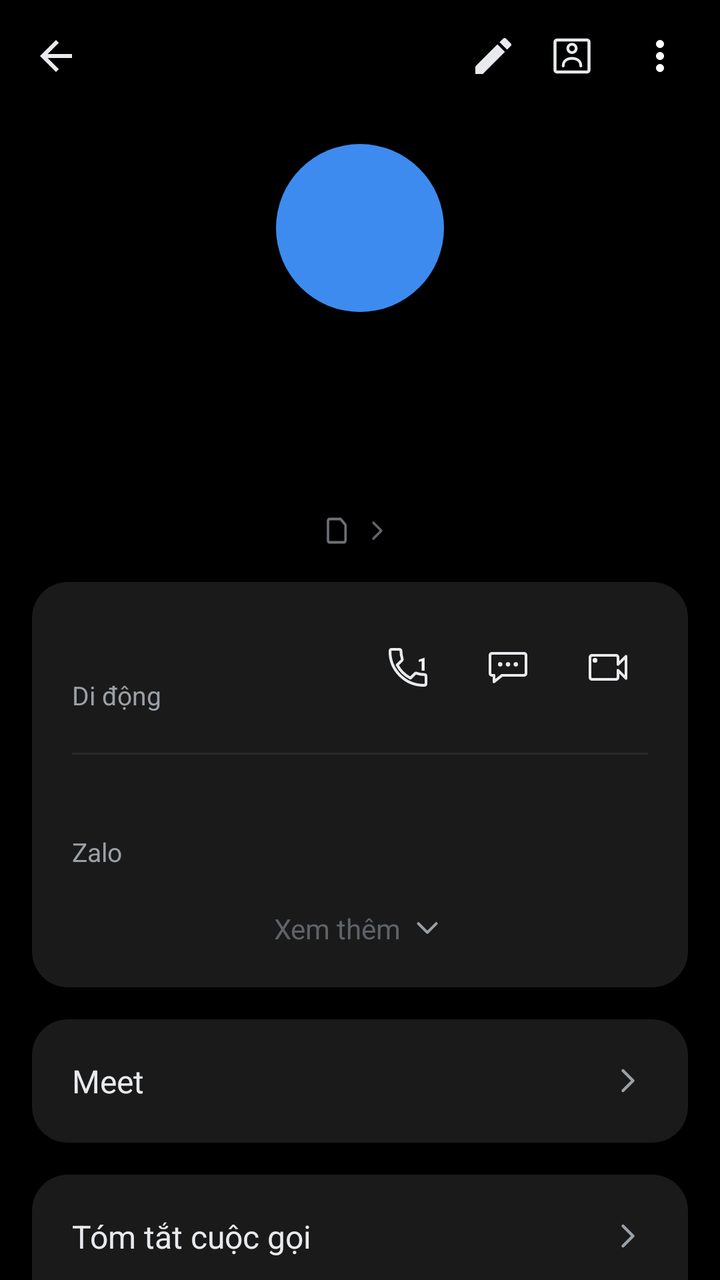
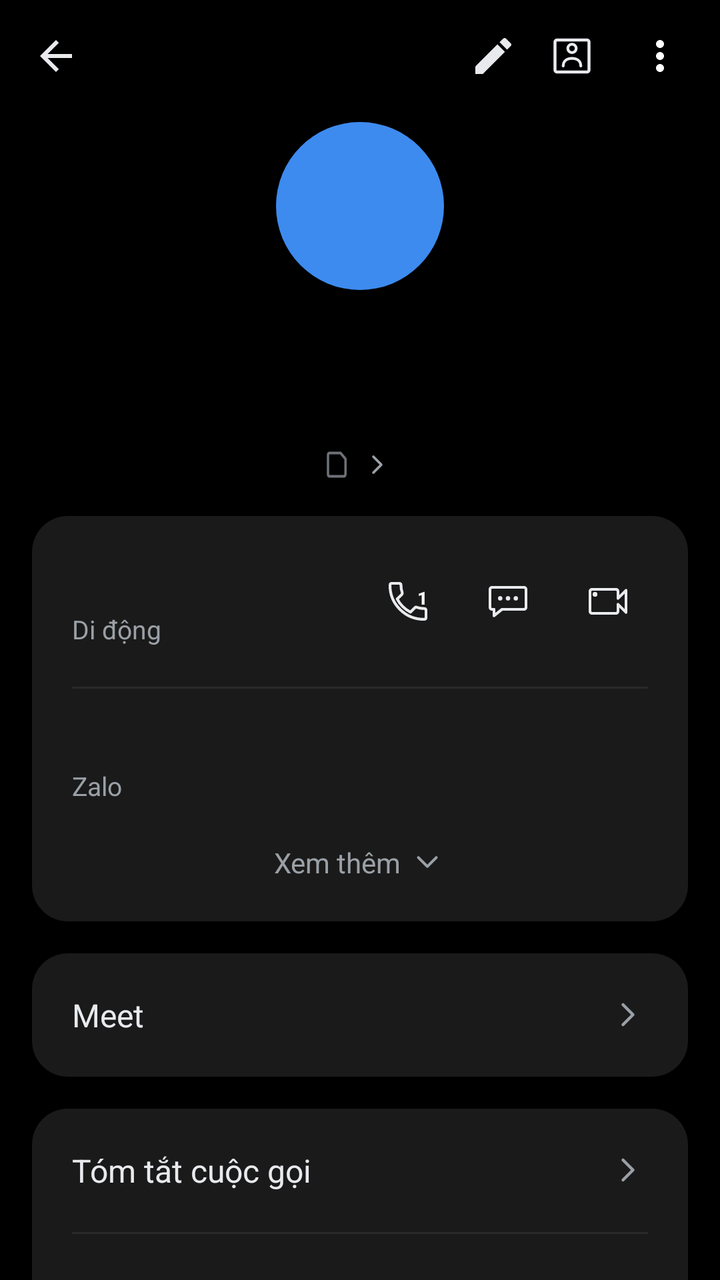

Before-and-after screenshots of an Android layout around one commit, followed by the original layout XML and the change that was made.
<!-- AndroidManifest.xml: application theme Theme.SimpleCall -->
<!-- res/layout/fragment_call_history.xml -->
<?xml version="1.0" encoding="utf-8"?>
<LinearLayout xmlns:android="http://schemas.android.com/apk/res/android"
    xmlns:app="http://schemas.android.com/apk/res-auto"
    android:layout_width="match_parent"
    android:layout_height="match_parent"
    android:orientation="vertical"
    android:background="@color/bg">

    
    <LinearLayout
        android:layout_width="match_parent" android:layout_height="56dp"
        android:orientation="horizontal" android:gravity="center_vertical"
        android:paddingStart="4dp" android:paddingEnd="8dp">

        <ImageButton android:id="@+id/btnBack"
            android:layout_width="48dp" android:layout_height="48dp"
            android:background="@android:color/transparent"
            android:src="@drawable/ic_arrow_back"
            android:contentDescription="Quay lại" />

        <Space android:layout_width="0dp" android:layout_height="1dp" android:layout_weight="1" />

        <ImageButton android:id="@+id/btnEdit"
            android:layout_width="35dp" android:layout_height="35dp"
            android:background="@android:color/transparent"
            android:src="@drawable/ic_edit"
            android:contentDescription="Sửa" />

        <ImageButton android:id="@+id/btnContactCard"
            android:layout_width="44dp" android:layout_height="44dp"
            android:background="@android:color/transparent"
            android:src="@drawable/ic_contact_card"
            android:contentDescription="Thẻ liên hệ" />

        <ImageButton android:id="@+id/btnMore"
            android:layout_width="44dp" android:layout_height="44dp"
            android:background="@android:color/transparent"
            android:src="@drawable/ic_more_vert"
            android:contentDescription="Thêm" />
    </LinearLayout>

    <ScrollView
        android:layout_width="match_parent" android:layout_height="0dp"
        android:layout_weight="1"
        android:clipToPadding="false"
        android:paddingBottom="24dp">

        <LinearLayout
            android:layout_width="match_parent" android:layout_height="wrap_content"
            android:orientation="vertical">

            
            <FrameLayout
                android:layout_width="84dp" android:layout_height="84dp"
                android:layout_gravity="center_horizontal"
                android:layout_marginTop="16dp">

                <TextView android:id="@+id/tvAvatar"
                    android:layout_width="84dp" android:layout_height="84dp"
                    android:layout_gravity="center"
                    android:background="@drawable/bg_avatar_circle"
                    android:gravity="center"
                    android:textSize="58sp" android:textColor="@color/white"
                    android:fontFamily="sans-serif-medium" />

                <ImageView android:id="@+id/ivDefaultAvatar"
                    android:layout_width="84dp" android:layout_height="84dp"
                    android:layout_gravity="center"
                    android:background="@drawable/bg_avatar_default"
                    android:src="@drawable/ic_person"
                    android:scaleType="fitCenter"
                    android:padding="4dp"
                    app:tint="@color/white"
                    android:visibility="gone"
                    android:contentDescription="@string/contact_photo" />
            </FrameLayout>

            
            <TextView android:id="@+id/tvTitle"
                android:layout_width="wrap_content" android:layout_height="wrap_content"
                android:layout_gravity="center_horizontal"
                android:layout_marginTop="32dp"
                android:layout_marginStart="32dp" android:layout_marginEnd="32dp"
                android:gravity="center"
                android:textSize="39sp"
                android:textColor="@color/text_primary"
                android:fontFamily="sans-serif" />

            
            <LinearLayout android:id="@+id/rowSimDefault"
                android:layout_width="wrap_content" android:layout_height="wrap_content"
                android:layout_gravity="center_horizontal"
                android:layout_marginTop="16dp"
                android:orientation="horizontal" android:gravity="center_vertical"
                android:clickable="true" android:focusable="true">

                <FrameLayout
                    android:layout_width="14dp" android:layout_height="14dp">

                    <TextView android:id="@+id/tvSimBadge"
                        android:layout_width="11.76dp" android:layout_height="14dp"
                        android:gravity="center"
                        android:background="@drawable/bg_sim_badge"
                        android:textSize="7sp" android:textColor="@color/text_secondary" />
                </FrameLayout>

                <TextView android:id="@+id/tvSubtitle"
                    android:layout_width="wrap_content" android:layout_height="wrap_content"
                    android:layout_marginStart="1.5dp"
                    android:textSize="14sp" android:textColor="@color/text_hint" />

                <ImageView
                    android:layout_width="16dp" android:layout_height="16dp"
                    android:layout_marginStart="2dp"
                    android:src="@drawable/ic_chevron_right"
                    android:tint="@color/text_hint" />
            </LinearLayout>

            
            <LinearLayout
                android:layout_width="match_parent" android:layout_height="wrap_content"
                android:layout_margin="16dp"
                android:orientation="vertical"
                android:background="@drawable/bg_card_rounded"
                android:padding="20dp">

                <LinearLayout
                    android:layout_width="match_parent" android:layout_height="wrap_content"
                    android:orientation="horizontal" android:gravity="center_vertical">

                    <LinearLayout
                        android:layout_width="0dp" android:layout_height="wrap_content"
                        android:layout_weight="1" android:orientation="vertical">

                        <TextView android:id="@+id/tvNumber"
                            android:layout_width="wrap_content" android:layout_height="wrap_content"
                            android:textSize="19sp" android:textColor="@color/text_primary" />

                        <TextView android:id="@+id/tvNumberType"
                            android:layout_width="wrap_content" android:layout_height="wrap_content"
                            android:layout_marginTop="2dp"
                            android:text="@string/number_type_mobile"
                            android:textSize="13sp" android:textColor="@color/text_secondary" />
                    </LinearLayout>

                    
                    <FrameLayout
                        android:layout_width="40dp"
                        android:layout_height="40dp">
                        <ImageButton android:id="@+id/btnCallRow"
                            android:layout_width="match_parent"
                            android:layout_height="match_parent"
                            android:background="@android:color/transparent"
                            android:src="@drawable/ic_call_outline"
                            android:contentDescription="@string/call" />
                        
                        <TextView
                            android:id="@+id/tvCallSimNum"
                            android:layout_width="wrap_content"
                            android:layout_height="wrap_content"
                            android:layout_gravity="top|end"
                            android:layout_marginTop="12dp"
                            android:layout_marginEnd="10dp"
                            android:text="1"
                            android:textSize="9sp"
                            android:textStyle="bold"
                            android:textColor="@color/white"
                            android:fontFamily="sans-serif-medium" />
                    </FrameLayout>

                    <ImageButton android:id="@+id/btnMessageRow"
                        android:layout_width="40dp" android:layout_height="40dp"
                        android:layout_marginStart="10dp"
                        android:background="@android:color/transparent"
                        android:src="@drawable/ic_message_outline"
                        android:contentDescription="Nhắn tin" />

                    <ImageButton android:id="@+id/btnVideoRow"
                        android:layout_width="40dp" android:layout_height="40dp"
                        android:layout_marginStart="10dp"
                        android:background="@android:color/transparent"
                        android:src="@drawable/ic_video_call_outline"
                        android:contentDescription="Video call" />
                </LinearLayout>

                <View android:id="@+id/divBeforeZalo"
                    android:layout_width="match_parent" android:layout_height="1dp"
                    android:layout_marginTop="20dp" android:layout_marginBottom="16dp"
                    android:background="@color/divider" />

                <LinearLayout android:id="@+id/rowZalo"
                    android:layout_width="match_parent" android:layout_height="wrap_content"
                    android:orientation="vertical"
                    android:clickable="true" android:focusable="true">

                    <TextView android:id="@+id/tvZalo"
                        android:layout_width="wrap_content" android:layout_height="wrap_content"
                        android:textSize="16sp" android:textColor="@color/text_primary" />

                    <TextView
                        android:layout_width="wrap_content" android:layout_height="wrap_content"
                        android:layout_marginTop="2dp"
                        android:text="Zalo"
                        android:textSize="13sp" android:textColor="@color/text_secondary" />
                </LinearLayout>

                <LinearLayout android:id="@+id/rowSeeMore"
                    android:layout_width="match_parent" android:layout_height="wrap_content"
                    android:layout_marginTop="20dp"
                    android:orientation="horizontal" android:gravity="center"
                    android:clickable="true" android:focusable="true">

                    <TextView
                        android:layout_width="wrap_content" android:layout_height="wrap_content"
                        android:text="Xem thêm"
                        android:textSize="14sp" android:textColor="@color/text_hint" />

                    <ImageView
                        android:layout_width="18dp" android:layout_height="18dp"
                        android:layout_marginStart="4dp"
                        android:src="@drawable/ic_chevron_down" />
                </LinearLayout>
            </LinearLayout>

            
            <LinearLayout android:id="@+id/rowMeet"
                android:layout_width="match_parent" android:layout_height="wrap_content"
                android:layout_marginStart="16dp" android:layout_marginEnd="16dp"
                android:orientation="horizontal" android:gravity="center_vertical"
                android:background="@drawable/bg_card_rounded"
                android:padding="20dp"
                android:clickable="true" android:focusable="true">

                <TextView
                    android:layout_width="0dp" android:layout_height="wrap_content"
                    android:layout_weight="1"
                    android:text="Meet"
                    android:textSize="16sp" android:textColor="@color/text_primary" />

                <ImageView
                    android:layout_width="20dp" android:layout_height="20dp"
                    android:src="@drawable/ic_chevron_right" />
            </LinearLayout>

            
            <LinearLayout
                android:layout_width="match_parent" android:layout_height="wrap_content"
                android:layout_margin="16dp"
                android:orientation="vertical"
                android:background="@drawable/bg_card_rounded">

                <LinearLayout android:id="@+id/rowCallSummary"
                    android:layout_width="match_parent" android:layout_height="wrap_content"
                    android:orientation="horizontal" android:gravity="center_vertical"
                    android:padding="20dp"
                    android:clickable="true" android:focusable="true">

                    <TextView
                        android:layout_width="0dp" android:layout_height="wrap_content"
                        android:layout_weight="1"
                        android:text="Tóm tắt cuộc gọi"
                        android:textSize="16sp" android:textColor="@color/text_primary" />

                    <ImageView
                        android:layout_width="20dp" android:layout_height="20dp"
                        android:src="@drawable/ic_chevron_right" />
                </LinearLayout>

                <View
                    android:layout_width="match_parent" android:layout_height="1dp"
                    android:layout_marginStart="20dp" android:layout_marginEnd="20dp"
                    android:background="@color/divider" />

                <LinearLayout android:id="@+id/rowCallRecording"
                    android:layout_width="match_parent" android:layout_height="wrap_content"
                    android:orientation="horizontal" android:gravity="center_vertical"
                    android:padding="20dp"
                    android:clickable="true" android:focusable="true">

                    <TextView
                        android:layout_width="0dp" android:layout_height="wrap_content"
                        android:layout_weight="1"
                        android:text="Bản ghi âm cuộc gọi"
                        android:textSize="16sp" android:textColor="@color/text_primary" />

                    <ImageView
                        android:layout_width="20dp" android:layout_height="20dp"
                        android:src="@drawable/ic_chevron_right" />
                </LinearLayout>
            </LinearLayout>

            
            <LinearLayout android:id="@+id/cardAddContact"
                android:layout_width="match_parent" android:layout_height="wrap_content"
                android:layout_margin="16dp"
                android:orientation="vertical"
                android:background="@drawable/bg_card_rounded"
                android:visibility="gone">

                <LinearLayout android:id="@+id/rowCreateContact"
                    android:layout_width="match_parent" android:layout_height="wrap_content"
                    android:orientation="horizontal" android:gravity="center_vertical"
                    android:padding="20dp"
                    android:clickable="true" android:focusable="true">

                    <TextView
                        android:layout_width="0dp" android:layout_height="wrap_content"
                        android:layout_weight="1"
                        android:text="Tạo liên hệ mới"
                        android:textSize="16sp" android:textColor="@color/text_primary" />

                    <ImageView
                        android:layout_width="20dp" android:layout_height="20dp"
                        android:src="@drawable/ic_chevron_right" />
                </LinearLayout>

                <View
                    android:layout_width="match_parent" android:layout_height="1dp"
                    android:layout_marginStart="20dp" android:layout_marginEnd="20dp"
                    android:background="@color/divider" />

                <LinearLayout android:id="@+id/rowAddExisting"
                    android:layout_width="match_parent" android:layout_height="wrap_content"
                    android:orientation="horizontal" android:gravity="center_vertical"
                    android:padding="20dp"
                    android:clickable="true" android:focusable="true">

                    <TextView
                        android:layout_width="0dp" android:layout_height="wrap_content"
                        android:layout_weight="1"
                        android:text="Thêm vào liên lạc hiện có"
                        android:textSize="16sp" android:textColor="@color/text_primary" />

                    <ImageView
                        android:layout_width="20dp" android:layout_height="20dp"
                        android:src="@drawable/ic_chevron_right" />
                </LinearLayout>
            </LinearLayout>

            
            <LinearLayout
                android:layout_width="match_parent" android:layout_height="wrap_content"
                android:layout_marginStart="20dp" android:layout_marginEnd="12dp"
                android:layout_marginTop="8dp"
                android:orientation="horizontal" android:gravity="center_vertical">

                <TextView
                    android:layout_width="0dp" android:layout_height="wrap_content"
                    android:layout_weight="1"
                    android:text="Nhật ký cuộc gọi"
                    android:textSize="15sp" android:textColor="@color/text_secondary" />

                <TextView android:id="@+id/btnClearLog"
                    android:layout_width="wrap_content" android:layout_height="wrap_content"
                    android:text="Xóa"
                    android:textSize="15sp" android:textColor="@color/accent_blue"
                    android:padding="8dp"
                    android:clickable="true" android:focusable="true" />
            </LinearLayout>

            
            <LinearLayout android:id="@+id/llHistoryEntries"
                android:layout_width="match_parent" android:layout_height="wrap_content"
                android:layout_margin="16dp"
                android:orientation="vertical"
                android:background="@drawable/bg_card_rounded" />

        </LinearLayout>
    </ScrollView>
</LinearLayout>
<!-- resources referenced by this layout -->
<resources>
  <color name="accent_blue">#1A73E8</color>
  <color name="bg">#000000</color>
  <color name="divider">#2A2A2A</color>
  <color name="text_hint">#5F6368</color>
  <color name="text_primary">#E8EAED</color>
  <color name="text_secondary">#9AA0A6</color>
  <color name="white">#FFFFFF</color>
  <!-- drawable bg_avatar_circle (drawable) -->
  <?xml version="1.0" encoding="utf-8"?>
  <shape xmlns:android="http://schemas.android.com/apk/res/android"
      android:shape="oval">
      <solid android:color="@color/avatar_purple" />
  </shape>
  <!-- drawable bg_avatar_default (drawable) -->
  <?xml version="1.0" encoding="utf-8"?>
  <shape xmlns:android="http://schemas.android.com/apk/res/android"
      android:shape="oval">
      <solid android:color="@color/accent_blue" />
  </shape>
  <!-- drawable bg_card_rounded (drawable) -->
  <?xml version="1.0" encoding="utf-8"?>
  <shape xmlns:android="http://schemas.android.com/apk/res/android"
      android:shape="rectangle">
      <solid android:color="@color/detail_card_bg" />
      <corners android:radius="18dp" />
  </shape>
  <!-- drawable ic_arrow_back (drawable) -->
  <?xml version="1.0" encoding="utf-8"?>
  <vector xmlns:android="http://schemas.android.com/apk/res/android"
      android:width="24dp" android:height="24dp"
      android:viewportWidth="24" android:viewportHeight="24">
      
      <path android:fillColor="@color/text_primary"
          android:pathData="M20,11H7.83l5.59-5.59L12,4l-8,8 8,8 1.41-1.41L7.83,13H20v-2z"/>
  </vector>
  <!-- drawable ic_chevron_down (drawable) -->
  <?xml version="1.0" encoding="utf-8"?>
  <vector xmlns:android="http://schemas.android.com/apk/res/android"
      android:width="24dp" android:height="24dp"
      android:viewportWidth="24" android:viewportHeight="24">
      <path android:fillColor="#00000000"
          android:strokeColor="@color/text_secondary"
          android:strokeWidth="1.8"
          android:strokeLineCap="round"
          android:strokeLineJoin="round"
          android:pathData="M6,9 L12,15 L18,9"/>
  </vector>
  <!-- drawable ic_edit (drawable) -->
  <?xml version="1.0" encoding="utf-8"?>
  <vector xmlns:android="http://schemas.android.com/apk/res/android"
      android:width="24dp" android:height="24dp"
      android:viewportWidth="24" android:viewportHeight="24">
      <path android:fillColor="@color/text_primary"
          android:pathData="M3,17.25V21h3.75L17.81,9.94l-3.75,-3.75L3,17.25zM20.71,7.04c0.39,-0.39 0.39,-1.02 0,-1.41l-2.34,-2.34c-0.39,-0.39 -1.02,-0.39 -1.41,0l-1.83,1.83 3.75,3.75 1.83,-1.83z"/>
  </vector>
  <!-- drawable ic_more_vert (drawable) -->
  <?xml version="1.0" encoding="utf-8"?>
  <vector xmlns:android="http://schemas.android.com/apk/res/android"
      android:width="24dp" android:height="24dp"
      android:viewportWidth="24" android:viewportHeight="24">
      <path android:fillColor="#FFFFFF"
          android:pathData="M12,8c1.1,0 2,-0.9 2,-2s-0.9,-2 -2,-2 -2,0.9 -2,2 0.9,2 2,2zM12,10c-1.1,0 -2,0.9 -2,2s0.9,2 2,2 2,-0.9 2,-2 -0.9,-2 -2,-2zM12,16c-1.1,0 -2,0.9 -2,2s0.9,2 2,2 2,-0.9 2,-2 -0.9,-2 -2,-2z"/>
  </vector>
  <!-- drawable ic_person (drawable) -->
  <?xml version="1.0" encoding="utf-8"?>
  <vector xmlns:android="http://schemas.android.com/apk/res/android"
      android:width="24dp" android:height="24dp"
      android:viewportWidth="24" android:viewportHeight="24">
      <path android:fillColor="#FFFFFFFF"
          android:pathData="M12,12c2.21,0 4,-1.79 4,-4s-1.79,-4 -4,-4 -4,1.79 -4,4 1.79,4 4,4zM12,14c-2.67,0 -8,1.34 -8,4v2h16v-2c0,-2.66 -5.33,-4 -8,-4z"/>
  </vector>
  <string name="call">Gọi</string>
  <string name="contact_photo">Ảnh liên hệ</string>
  <string name="number_type_mobile">Di động</string>
  <color name="avatar_purple">#3D8BEF</color>
  <color name="detail_card_bg">#1A1A1A</color>
  <color name="call_log_muted">#6E7176</color>
  <color name="primary">#1E8E3E</color>
  <color name="primary_dark">#137333</color>
  <!-- unchanged entries left out for length: 7 -->
</resources>

<!-- the commit's change to res/layout/fragment_call_history.xml (unified diff, before → after) -->
@@ -53,7 +53,7 @@
             <FrameLayout
                 android:layout_width="84dp" android:layout_height="84dp"
                 android:layout_gravity="center_horizontal"
-                android:layout_marginTop="16dp">
+                android:layout_marginTop="5dp">
 
                 <TextView android:id="@+id/tvAvatar"
                     android:layout_width="84dp" android:layout_height="84dp"
@@ -79,7 +79,7 @@
             <TextView android:id="@+id/tvTitle"
                 android:layout_width="wrap_content" android:layout_height="wrap_content"
                 android:layout_gravity="center_horizontal"
-                android:layout_marginTop="32dp"
+                android:layout_marginTop="10dp"
                 android:layout_marginStart="32dp" android:layout_marginEnd="32dp"
                 android:gravity="center"
                 android:textSize="39sp"
@@ -101,19 +101,18 @@
                         android:layout_width="11.76dp" android:layout_height="14dp"
                         android:gravity="center"
                         android:background="@drawable/bg_sim_badge"
-                        android:textSize="7sp" android:textColor="@color/text_secondary" />
+                        android:textSize="7sp" android:textColor="@color/call_log_muted" />
                 </FrameLayout>
 
                 <TextView android:id="@+id/tvSubtitle"
                     android:layout_width="wrap_content" android:layout_height="wrap_content"
                     android:layout_marginStart="1.5dp"
-                    android:textSize="14sp" android:textColor="@color/text_hint" />
+                    android:textSize="14sp" android:textColor="@color/text_secondary" />
 
                 <ImageView
                     android:layout_width="16dp" android:layout_height="16dp"
                     android:layout_marginStart="2dp"
-                    android:src="@drawable/ic_chevron_right"
-                    android:tint="@color/text_hint" />
+                    android:src="@drawable/ic_chevron_right" />
             </LinearLayout>
 
             
@@ -213,7 +212,7 @@
                     <TextView
                         android:layout_width="wrap_content" android:layout_height="wrap_content"
                         android:text="Xem thêm"
-                        android:textSize="14sp" android:textColor="@color/text_hint" />
+                        android:textSize="14sp" android:textColor="@color/text_secondary" />
 
                     <ImageView
                         android:layout_width="18dp" android:layout_height="18dp"
<!-- resource entries referenced after the edit -->
@@ -3,7 +3,6 @@
   <color name="accent_blue">#1A73E8</color>
   <color name="bg">#000000</color>
   <color name="divider">#2A2A2A</color>
-  <color name="text_hint">#5F6368</color>
   <color name="text_primary">#E8EAED</color>
   <color name="text_secondary">#9AA0A6</color>
   <color name="white">#FFFFFF</color>
